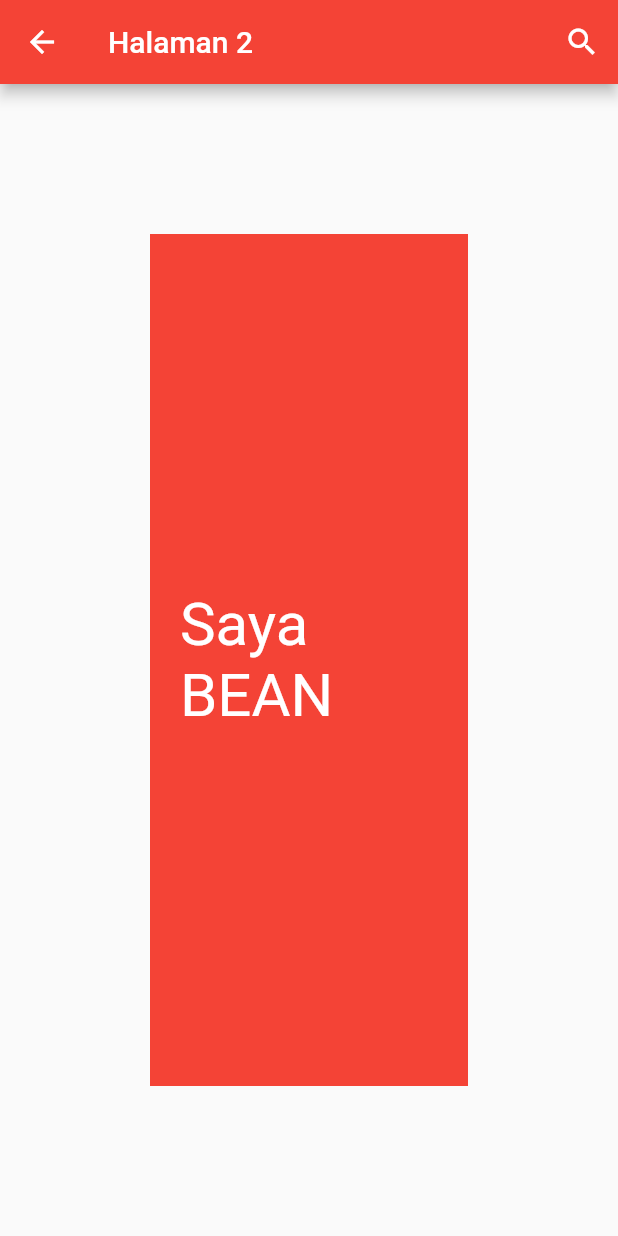
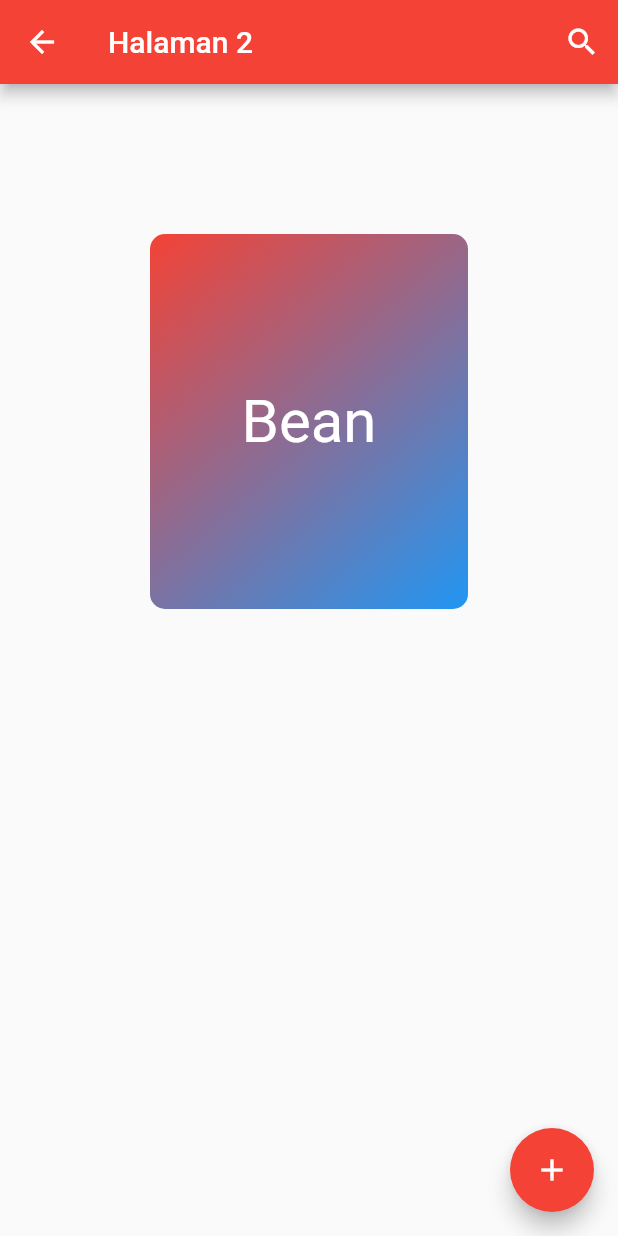
Before and after one commit to Bean791/flutter_application_2, a Flutter app: the SecondScreen screen opened directly, on a phone screen of 412 x 824 dp. Run offline on Flutter 3.47's test engine with Material 2 defaults, Android fonts, the phone set to English and light mode, and no system bars.

Commit message:
belajar box dekor

```diff
--- a/lib/main.dart
+++ b/lib/main.dart
@@ -70,17 +70,20 @@ class SecondScreen extends StatelessWidget {
         ],
       ),
       body:Container(
-          child: Text('Saya BEAN', style: TextStyle(fontSize: 40, color: Colors.white),),
-          color: Colors.red,
+          child: Text('Bean', style: TextStyle(fontSize: 40, color: Colors.white),),
+          width: 450,
+          height: 250,
+          // color: Colors.red,
           padding: EdgeInsets.all(20),
           margin: EdgeInsets.all(100),
           alignment: Alignment.center,
-          // decoration: BoxDecoration(
-          //   borderRadius: BorderRadius.circular(20),
-          //   gradient: LinearGradient(
-          //     colors: [Colors.red, Colors.blue],
-          //     begin: Alignment.topLeft,
-          //     end: Alignment.bottomRight,
+          decoration: BoxDecoration(
+            borderRadius: BorderRadius.circular(10),
+            gradient: LinearGradient(
+              colors: [Colors.red, Colors.blue],
+              begin: Alignment.topLeft,
+              end: Alignment.bottomRight,
+
             ),
           ),
           ),
```
